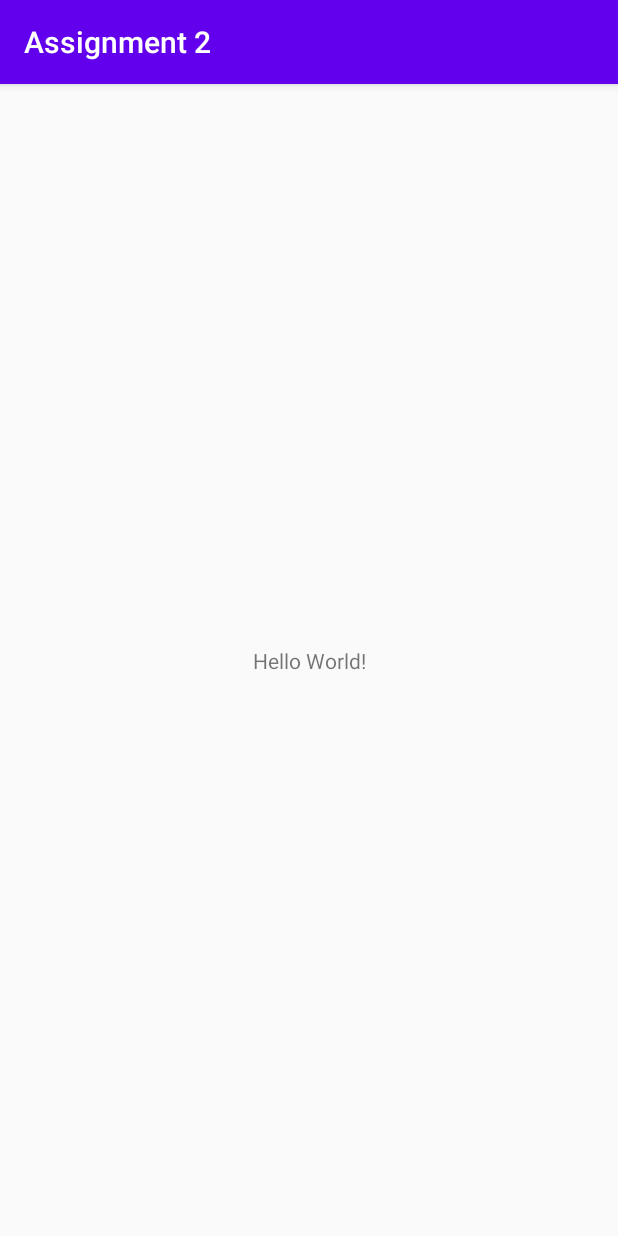
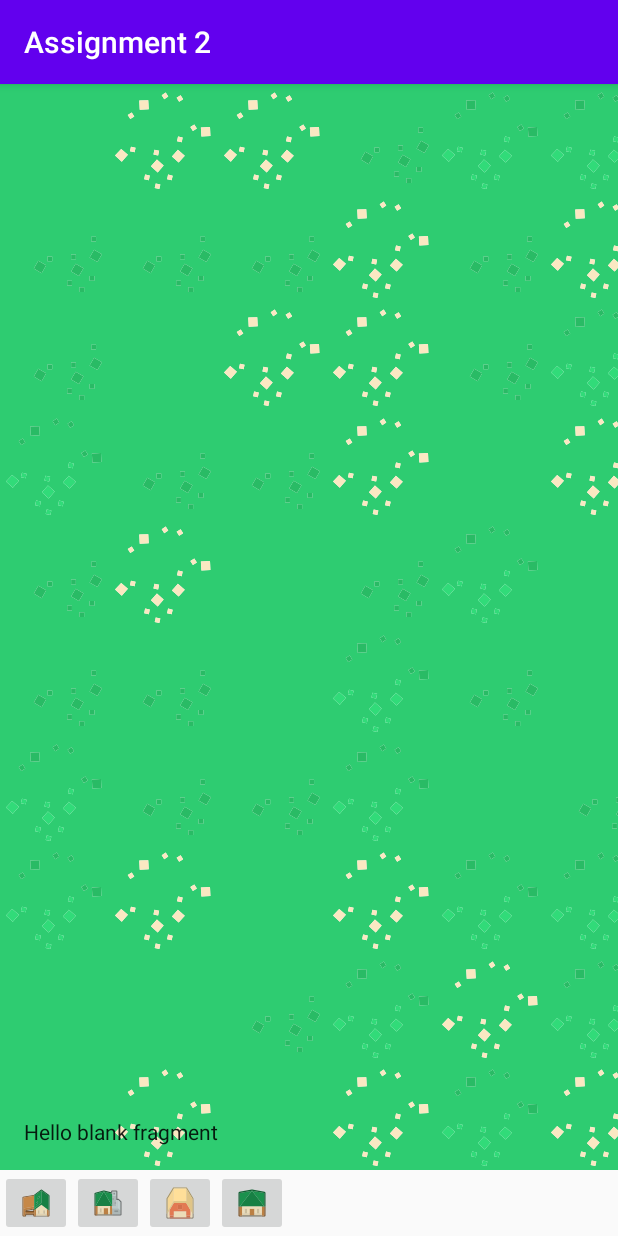
Before and after one commit to Alecadabra/MAD, an Android app: the screen it shows after launch (TitleActivity before the commit, MapActivity after it), on a phone screen of 412 x 824 dp. Run offline under Robolectric (Android 15) with nearby library versions, the phone set to English and light mode, and no system bars.

Commit message:
Work on recycler views

```diff
--- a/Assignment 2/app/build.gradle
+++ b/Assignment 2/app/build.gradle
@@ -30,6 +30,8 @@ dependencies {
     implementation 'androidx.core:core-ktx:1.3.2'
     implementation 'androidx.appcompat:appcompat:1.2.0'
     implementation 'androidx.constraintlayout:constraintlayout:2.0.1'
+    implementation 'androidx.legacy:legacy-support-v4:1.0.0'
+    implementation 'androidx.recyclerview:recyclerview:1.1.0'
     testImplementation 'junit:junit:4.12'
     androidTestImplementation 'androidx.test.ext:junit:1.1.2'
     androidTestImplementation 'androidx.test.espresso:espresso-core:3.3.0'
--- a/Assignment 2/app/src/main/AndroidManifest.xml
+++ b/Assignment 2/app/src/main/AndroidManifest.xml
@@ -9,7 +9,8 @@
         android:roundIcon="@mipmap/ic_launcher_round"
         android:supportsRtl="true"
         android:theme="@style/AppTheme">
-        <activity android:name="com.alec.mad.assignment2.view.activity.TitleActivity">
+        <activity android:name=".view.activity.MapActivity"></activity>
+        <activity android:name=".view.activity.TitleActivity">
             <intent-filter>
                 <action android:name="android.intent.action.MAIN" />
 
--- a/Assignment 2/app/src/main/java/com/alec/mad/assignment2/model/Structure.kt
+++ b/Assignment 2/app/src/main/java/com/alec/mad/assignment2/model/Structure.kt
@@ -14,7 +14,7 @@ sealed class Structure(
 
 class ImageIDStructure(
     structureType: StructureType,
-    @DrawableRes private val imageId: Int
+    @DrawableRes val imageId: Int
 ) : Structure(structureType) {
 
     override fun drawImageTo(view: ImageView) {
--- /dev/null
+++ b/Assignment 2/app/src/main/java/com/alec/mad/assignment2/view/activity/MapActivity.kt
@@ -0,0 +1,42 @@
+package com.alec.mad.assignment2.view.activity
+
+import android.content.Context
+import android.content.Intent
+import androidx.appcompat.app.AppCompatActivity
+import android.os.Bundle
+import com.alec.mad.assignment2.R
+import com.alec.mad.assignment2.model.StructureType
+import com.alec.mad.assignment2.singleton.Settings
+import com.alec.mad.assignment2.view.fragment.MapTileGridFragment
+import com.alec.mad.assignment2.view.fragment.StructureSelectorFragment
+
+class MapActivity : AppCompatActivity() {
+    override fun onCreate(savedInstanceState: Bundle?) {
+        super.onCreate(savedInstanceState)
+        setContentView(R.layout.activity_map)
+
+        val rvHeight = Settings.mapHeight
+
+        supportFragmentManager.findFragmentById(R.id.mapActivityMapTileGridFrame)
+            ?: supportFragmentManager.beginTransaction().also { transaction ->
+                transaction.add(
+                    R.id.mapActivityMapTileGridFrame,
+                    MapTileGridFragment()
+                )
+                transaction.commit()
+        }
+
+        supportFragmentManager.findFragmentById(R.id.mapActivityStructureSelectorFrame)
+            ?: supportFragmentManager.beginTransaction().also { transaction ->
+                transaction.add(
+                    R.id.mapActivityStructureSelectorFrame,
+                    StructureSelectorFragment(StructureType.RESIDENTIAL)
+                )
+                transaction.commit()
+            }
+    }
+
+    companion object {
+        fun getIntent(c: Context): Intent = Intent(c, MapActivity::class.java)
+    }
+}
--- a/Assignment 2/app/src/main/java/com/alec/mad/assignment2/view/activity/TitleActivity.kt
+++ b/Assignment 2/app/src/main/java/com/alec/mad/assignment2/view/activity/TitleActivity.kt
@@ -3,10 +3,18 @@ package com.alec.mad.assignment2.view.activity
 import android.os.Bundle
 import androidx.appcompat.app.AppCompatActivity
 import com.alec.mad.assignment2.R
+import com.alec.mad.assignment2.singleton.State
 
 class TitleActivity : AppCompatActivity() {
     override fun onCreate(savedInstanceState: Bundle?) {
         super.onCreate(savedInstanceState)
-        setContentView(R.layout.activity_main)
+        setContentView(R.layout.activity_title)
+
+        // TODO Change place
+        // Initialise game
+        State.initialise()
+
+        // Start the map
+        startActivity(MapActivity.getIntent(this))
     }
 }
--- /dev/null
+++ b/Assignment 2/app/src/main/java/com/alec/mad/assignment2/view/fragment/MapTileGridFragment.kt
@@ -0,0 +1,77 @@
+package com.alec.mad.assignment2.view.fragment
+
+import android.os.Bundle
+import androidx.fragment.app.Fragment
+import androidx.recyclerview.widget.GridLayoutManager
+import androidx.recyclerview.widget.RecyclerView
+import android.view.LayoutInflater
+import android.view.View
+import android.view.ViewGroup
+import android.widget.ImageView
+import com.alec.mad.assignment2.R
+import com.alec.mad.assignment2.model.MapElement
+import com.alec.mad.assignment2.singleton.Settings
+import com.alec.mad.assignment2.singleton.State
+
+class MapTileGridFragment : Fragment() {
+
+    override fun onCreateView(
+        inflater: LayoutInflater,
+        container: ViewGroup?,
+        savedInstanceState: Bundle?
+    ): View? {
+        val view = inflater.inflate(R.layout.fragment_map_tile_grid, container, false)
+
+        // Set up recyclerview
+        val rv = view as? RecyclerView ?: throw IllegalStateException("View not RV")
+        rv.layoutManager = GridLayoutManager(
+            context,
+            Settings.mapHeight,
+            GridLayoutManager.HORIZONTAL,
+            false
+        )
+        rv.adapter = MapTileGridAdapter()
+        return view
+    }
+
+    class MapTileGridAdapter : RecyclerView.Adapter<MapTileGridAdapter.MapTileViewHolder>() {
+
+        override fun onCreateViewHolder(parent: ViewGroup, viewType: Int): MapTileViewHolder {
+            val view = LayoutInflater.from(parent.context)
+                .inflate(R.layout.fragment_map_tile, parent, false)
+            return MapTileViewHolder(view, parent)
+        }
+
+        override fun onBindViewHolder(holder: MapTileViewHolder, position: Int) {
+            val i = position % Settings.mapHeight
+            val j = position / Settings.mapHeight
+            holder.bindViewHolder(State.gameData.map[i][j])
+        }
+
+        override fun getItemCount(): Int = Settings.mapHeight * Settings.mapWidth
+
+        inner class MapTileViewHolder(
+            view: View,
+            parent: ViewGroup
+        ) : RecyclerView.ViewHolder(view) {
+
+            init {
+                // Make square
+                val size = parent.measuredHeight / Settings.mapHeight + 1
+                this.itemView.layoutParams.also { lp ->
+                    lp.width = size
+                    lp.height = size
+                }
+            }
+
+            private val bgImageView: ImageView = view.findViewById(R.id.mapTileBgImage)
+            private val structureImageView: ImageView = view.findViewById(R.id.mapTileStructureImage)
+            fun bindViewHolder(mapElement: MapElement) {
+                this.bgImageView.setImageResource(mapElement.bgImage)
+                mapElement.structure?.drawImageTo(this.structureImageView) ?: run {
+                    this.structureImageView.setImageResource(android.R.color.transparent)
+                }
+            }
+        }
+    }
+}
--- /dev/null
+++ b/Assignment 2/app/src/main/java/com/alec/mad/assignment2/view/fragment/StructureSelectorFragment.kt
@@ -0,0 +1,62 @@
+package com.alec.mad.assignment2.view.fragment
+
+import android.os.Bundle
+import android.view.LayoutInflater
+import android.view.View
+import android.view.ViewGroup
+import android.widget.ImageButton
+import androidx.fragment.app.Fragment
+import androidx.recyclerview.widget.LinearLayoutManager
+import androidx.recyclerview.widget.RecyclerView
+import com.alec.mad.assignment2.R
+import com.alec.mad.assignment2.model.Structure
+import com.alec.mad.assignment2.model.StructureType
+import com.alec.mad.assignment2.singleton.StructureData
+
+class StructureSelectorFragment(private val structureType: StructureType) : Fragment() {
+
+    val structures = StructureData.filter { it.type == this.structureType }
+
+    override fun onCreateView(
+        inflater: LayoutInflater,
+        container: ViewGroup?,
+        savedInstanceState: Bundle?
+    ): View? {
+        val view = inflater.inflate(R.layout.fragment_structure_selector_list, container, false)
+
+        // Set up recyclerview
+        val rv = view as? RecyclerView ?: throw IllegalStateException("View not RV")
+        rv.layoutManager = LinearLayoutManager(context, LinearLayoutManager.HORIZONTAL, false)
+        rv.adapter = StructureSelectorAdapter()
+        return view
+    }
+
+    inner class StructureSelectorAdapter
+        : RecyclerView.Adapter<StructureSelectorAdapter.StructureSelectorViewHolder>() {
+
+        override fun onCreateViewHolder(parent: ViewGroup, viewType: Int): StructureSelectorViewHolder {
+            val view = LayoutInflater.from(parent.context)
+                .inflate(R.layout.fragment_structure_selector, parent, false)
+            return StructureSelectorViewHolder(view)
+        }
+
+        override fun onBindViewHolder(holder: StructureSelectorViewHolder, position: Int) {
+            holder.bindViewHolder(this@StructureSelectorFragment.structures[position])
+        }
+
+        override fun getItemCount(): Int = this@StructureSelectorFragment.structures.size
+
+        inner class StructureSelectorViewHolder(
+            view: View
+        ) : RecyclerView.ViewHolder(view) {
+
+            private val structureImageButton: ImageButton = view.findViewById(
+                R.id.structureSelectorFragmentImageButton
+            )
+
+            fun bindViewHolder(structure: Structure) {
+                structure.drawImageTo(this.structureImageButton)
+            }
+        }
+    }
+}
--- /dev/null
+++ b/Assignment 2/app/src/main/res/layout/activity_map.xml
@@ -0,0 +1,41 @@
+<?xml version="1.0" encoding="utf-8"?>
+<androidx.constraintlayout.widget.ConstraintLayout xmlns:android="http://schemas.android.com/apk/res/android"
+    xmlns:app="http://schemas.android.com/apk/res-auto"
+    xmlns:tools="http://schemas.android.com/tools"
+    android:layout_width="match_parent"
+    android:layout_height="match_parent"
+    tools:context=".view.activity.MapActivity">
+
+    <FrameLayout
+        android:id="@+id/mapActivityMapTileGridFrame"
+        android:layout_width="0dp"
+        android:layout_height="0dp"
+        app:layout_constraintBottom_toTopOf="@+id/mapActivityStructureSelectorFrame"
+        app:layout_constraintEnd_toEndOf="parent"
+        app:layout_constraintStart_toStartOf="parent"
+        app:layout_constraintTop_toTopOf="parent" />
+
+    <FrameLayout
+        android:id="@+id/mapActivityStructureSelectorFrame"
+        android:layout_width="0dp"
+        android:layout_height="wrap_content"
+        app:layout_constraintBottom_toBottomOf="parent"
+        app:layout_constraintEnd_toEndOf="parent"
+        app:layout_constraintStart_toStartOf="parent"
+        app:layout_constraintTop_toBottomOf="@+id/mapActivityMapTileGridFrame" />
+
+    <TextView
+        android:id="@+id/mapActivityToolText"
+        android:layout_width="wrap_content"
+        android:layout_height="wrap_content"
+        android:paddingStart="16dp"
+        android:paddingEnd="0dp"
+        android:paddingBottom="16dp"
+        android:text="@string/hello_blank_fragment"
+        android:textAppearance="@style/TextAppearance.AppCompat.Body1"
+        app:layout_constraintBottom_toTopOf="@+id/mapActivityStructureSelectorFrame"
+        app:layout_constraintStart_toStartOf="parent"
+        android:paddingRight="0dp"
+        android:paddingLeft="16dp" />
+
+</androidx.constraintlayout.widget.ConstraintLayout>
--- /dev/null
+++ b/Assignment 2/app/src/main/res/layout/fragment_map_tile.xml
@@ -0,0 +1,24 @@
+<?xml version="1.0" encoding="utf-8"?>
+<androidx.constraintlayout.widget.ConstraintLayout xmlns:android="http://schemas.android.com/apk/res/android"
+    xmlns:tools="http://schemas.android.com/tools"
+    xmlns:app="http://schemas.android.com/apk/res-auto"
+    tools:ignore="ContentDescription"
+    android:layout_width="wrap_content"
+    android:layout_height="wrap_content">
+
+    <ImageView
+        android:id="@+id/mapTileBgImage"
+        android:layout_width="match_parent"
+        android:layout_height="match_parent"
+        app:layout_constraintWidth_default="percent"
+        app:layout_constraintHeight_default="percent"
+        app:layout_constraintWidth_percent="0.5"
+        app:layout_constraintHeight_percent="0.5"
+         />
+
+    <ImageView
+        android:id="@+id/mapTileStructureImage"
+        android:layout_width="match_parent"
+        android:layout_height="match_parent" />
+
+</androidx.constraintlayout.widget.ConstraintLayout>
--- /dev/null
+++ b/Assignment 2/app/src/main/res/layout/fragment_map_tile_grid.xml
@@ -0,0 +1,10 @@
+<?xml version="1.0" encoding="utf-8"?>
+<androidx.recyclerview.widget.RecyclerView xmlns:android="http://schemas.android.com/apk/res/android"
+    xmlns:app="http://schemas.android.com/apk/res-auto"
+    xmlns:tools="http://schemas.android.com/tools"
+    android:id="@+id/mapTileGridFragmentRecyclerView"
+    android:name="com.alec.mad.assignment2.view.fragment.MapTileGridFragment"
+    android:layout_width="match_parent"
+    android:layout_height="match_parent"
+    tools:context=".view.fragment.MapTileGridFragment"
+    tools:listitem="@layout/fragment_map_tile" />
--- /dev/null
+++ b/Assignment 2/app/src/main/res/layout/fragment_structure_selector.xml
@@ -0,0 +1,18 @@
+<?xml version="1.0" encoding="utf-8"?>
+<androidx.constraintlayout.widget.ConstraintLayout xmlns:android="http://schemas.android.com/apk/res/android"
+    xmlns:tools="http://schemas.android.com/tools"
+    xmlns:app="http://schemas.android.com/apk/res-auto"
+    tools:ignore="ContentDescription"
+    android:layout_width="wrap_content"
+    android:layout_height="match_parent">
+
+    <ImageButton
+        android:id="@+id/structureSelectorFragmentImageButton"
+        android:layout_width="wrap_content"
+        android:layout_height="wrap_content"
+        app:layout_constraintTop_toTopOf="parent"
+        app:layout_constraintBottom_toBottomOf="parent"
+        app:layout_constraintStart_toStartOf="parent"
+        app:layout_constraintEnd_toEndOf="parent" />
+
+</androidx.constraintlayout.widget.ConstraintLayout>
--- /dev/null
+++ b/Assignment 2/app/src/main/res/layout/fragment_structure_selector_list.xml
@@ -0,0 +1,10 @@
+<?xml version="1.0" encoding="utf-8"?>
+<androidx.recyclerview.widget.RecyclerView xmlns:android="http://schemas.android.com/apk/res/android"
+    xmlns:app="http://schemas.android.com/apk/res-auto"
+    xmlns:tools="http://schemas.android.com/tools"
+    android:id="@+id/structureSelectorFragmentRecyclerView"
+    android:name="com.alec.mad.assignment2.view.fragment.StructureSelectorFragment"
+    android:layout_width="match_parent"
+    android:layout_height="match_parent"
+    tools:context=".view.fragment.StructureSelectorFragment"
+    tools:listitem="@layout/fragment_structure_selector" />
--- /dev/null
+++ b/Assignment 2/app/src/main/res/values/dimens.xml
@@ -0,0 +1,4 @@
+<?xml version="1.0" encoding="utf-8"?>
+<resources>
+    <dimen name="text_margin">16dp</dimen>
+</resources>
--- a/Assignment 2/app/src/main/res/values/strings.xml
+++ b/Assignment 2/app/src/main/res/values/strings.xml
@@ -1,3 +1,5 @@
 <resources>
     <string name="app_name">Assignment 2</string>
+    <!-- TODO: Remove or change this placeholder text -->
+    <string name="hello_blank_fragment">Hello blank fragment</string>
 </resources>
--- a/Assignment 2/build.gradle
+++ b/Assignment 2/build.gradle
@@ -6,7 +6,7 @@ buildscript {
         jcenter()
     }
     dependencies {
-        classpath "com.android.tools.build:gradle:4.0.1"
+        classpath 'com.android.tools.build:gradle:4.1.0'
         classpath "org.jetbrains.kotlin:kotlin-gradle-plugin:$kotlin_version"
 
         // NOTE: Do not place your application dependencies here; they belong
```
Also changed, not shown: Assignment 2/app/src/main/res/layout/activity_title.xml (renamed from Assignment 2/app/src/main/res/layout/activity_main.xml), Assignment 2/gradle/wrapper/gradle-wrapper.properties.
